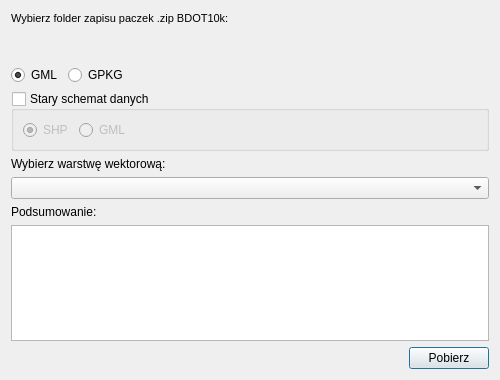
marylaGIS/bdot10k, file bdot10k_dialog_by_layer.ui: the form before one commit.
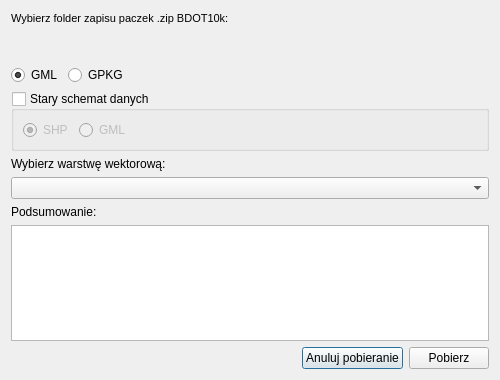
The form after the commit. Custom widgets are drawn as their Qt base class.

Commit message: added cancel dwnl button

```diff
--- a/bdot10k_dialog_by_layer.ui
+++ b/bdot10k_dialog_by_layer.ui
@@ -262,6 +262,13 @@
        </property>
       </spacer>
      </item>
+     <item>
+      <widget class="QPushButton" name="btnCancelDwnl">
+       <property name="text">
+        <string>Anuluj pobieranie</string>
+       </property>
+      </widget>
+     </item>
      <item>
       <widget class="QPushButton" name="btnDwnl">
        <property name="text">
```
The commit also changes 4 other files.
